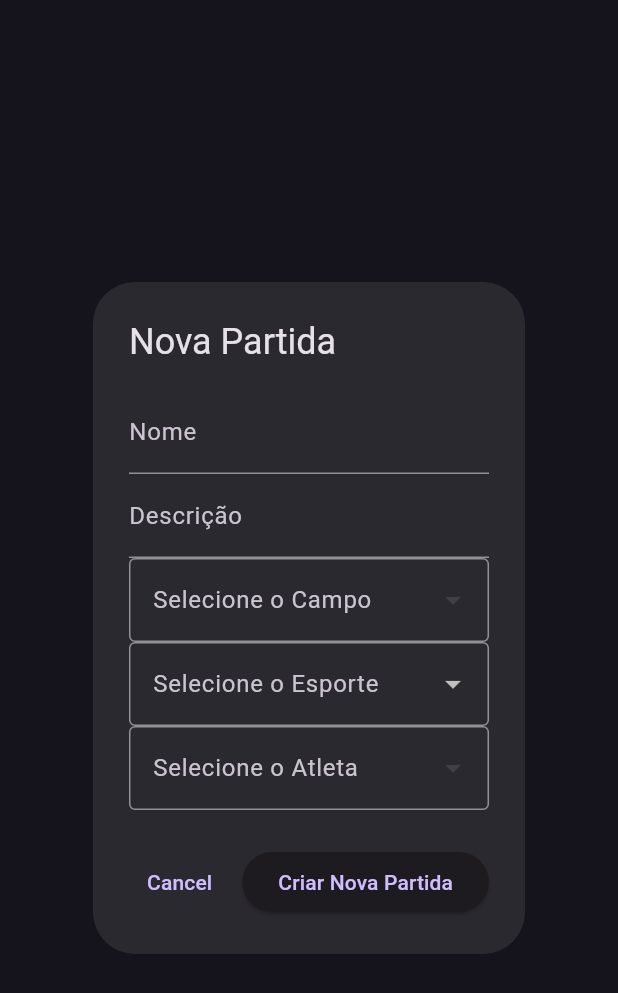
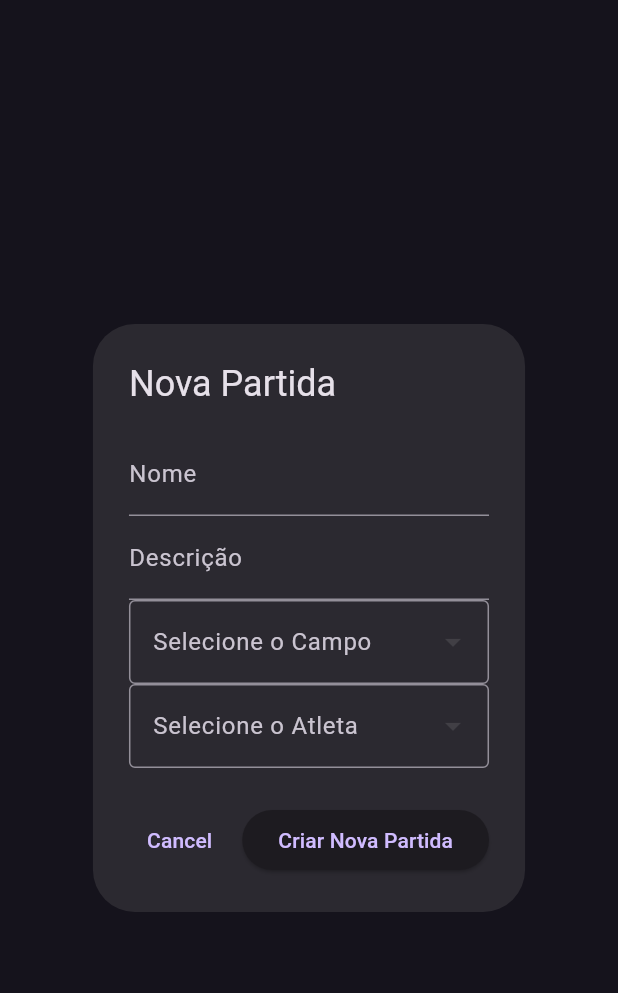
Before and after one commit to Rycerax/Atletec, a Flutter app: the NewmatchScreen widget shown alone on an empty page, opened directly, on a phone screen of 412 x 824 dp. Shown: the top 993 px of the screen. Run offline on Flutter 3.47's test engine with Material 3 defaults, Android fonts, the phone set to English and light mode, and no system bars; our stand-ins replace csv, fl_chart, hive, hive_flutter, open_file; missing offline and left inert: dart:ffi, flutter_libserialport; accounts and stored records are empty.

Commit message:
Ordenação dos campos e dos Jogadores feita

```diff
--- a/lib/provider/manager.dart
+++ b/lib/provider/manager.dart
@@ -60,8 +60,18 @@ class Manager with ChangeNotifier {
     notifyListeners();
   }
 
-  List<Player> get players => _playerBox.values.toList();
-  List<Field> get fields => _fieldBox.values.toList();
+  List<Player> get players {
+    final playersList = _playerBox.values.toList();
+    playersList.sort((a, b) => a.name.toLowerCase().compareTo(b.name.toLowerCase()));
+    return playersList;
+  }
+
+  List<Field> get fields {
+    final fieldsList = _fieldBox.values.toList();
+    fieldsList.sort((a, b) => a.name.toLowerCase().compareTo(b.name.toLowerCase()));
+    return fieldsList;
+  }
+
   List<Match> get matches => _matchBox.values.toList();
 
 
--- a/lib/screens/newMatch_screen.dart
+++ b/lib/screens/newMatch_screen.dart
@@ -47,6 +47,7 @@ class _NewmatchScreenState extends State<NewmatchScreen> {
               decoration: const InputDecoration(labelText: 'Descrição'),
             ),
             DropdownButtonFormField(
+              menuMaxHeight: 200,
               decoration: const InputDecoration(
                 labelText: 'Selecione o Campo',
                 border: OutlineInputBorder(),
@@ -63,24 +64,25 @@ class _NewmatchScreenState extends State<NewmatchScreen> {
                 });
               },
             ),
+            // DropdownButtonFormField(
+            //   decoration: const InputDecoration(
+            //     labelText: 'Selecione o Esporte',
+            //     border: OutlineInputBorder(),
+            //   ),
+            //   items: sportsList.map((sport) {
+            //     return DropdownMenuItem(
+            //       value: sport,
+            //       child: Text(sport),
+            //     );
+            //   }).toList(),
+            //   onChanged: (value) {
+            //     setState(() {
+            //       selectedSport = value;
+            //     });
+            //   },
+            // ),
             DropdownButtonFormField(
-              decoration: const InputDecoration(
-                labelText: 'Selecione o Esporte',
-                border: OutlineInputBorder(),
-              ),
-              items: sportsList.map((sport) {
-                return DropdownMenuItem(
-                  value: sport,
-                  child: Text(sport),
-                );
-              }).toList(),
-              onChanged: (value) {
-                setState(() {
-                  selectedSport = value;
-                });
-              },
-            ),
-            DropdownButtonFormField(
+              menuMaxHeight: 200,
               decoration: const InputDecoration(
                 labelText: 'Selecione o Atleta',
                 border: OutlineInputBorder(),
```
